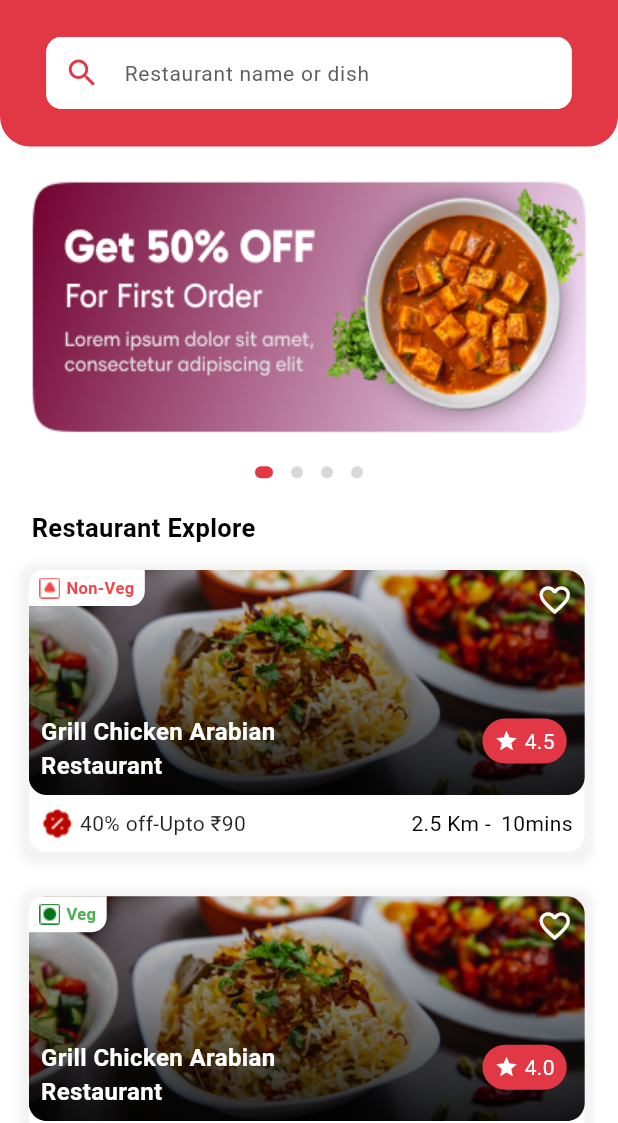
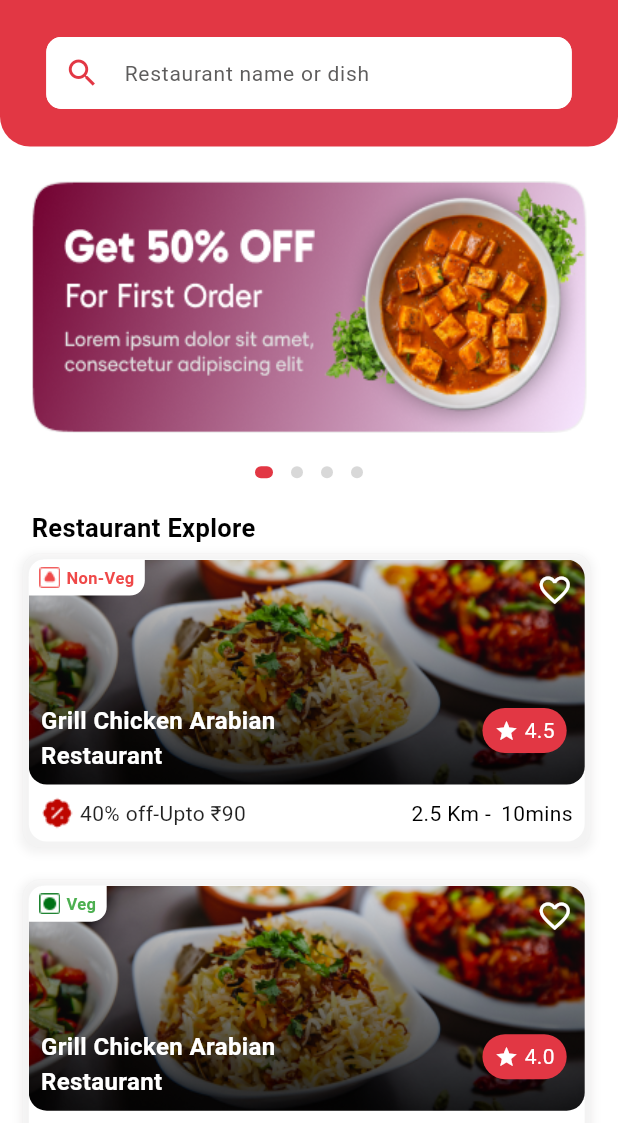
Before and after one commit to workahr/QCF_User, a Flutter app: the HomeScreen screen opened directly, on a phone screen of 412 x 824 dp, the part 113-1236 px from its top. Run offline on Flutter 3.47's test engine with Material 3 defaults, Android fonts, the light colour scheme and no system bars; drawn by our look-alikes of carousel_slider, dots_indicator; our stand-ins replace dotted_border, dotted_line, dropdown_search, flutter_spinkit, flutter_svg, get and 2 more; accounts and stored records are empty.

Commit message:
size issue

```diff
--- a/lib/pages/HomeScreen/home_screen.dart
+++ b/lib/pages/HomeScreen/home_screen.dart
@@ -258,7 +258,7 @@ class _HomeScreenState extends State<HomeScreen> {
                     ),
                   ),
                   Padding(
-                    padding: const EdgeInsets.fromLTRB(21, 0, 0, 12),
+                    padding: const EdgeInsets.fromLTRB(21, 0, 0, 5),
                     child: HeadingWidget(
                       title: "Restaurant Explore",
                       fontSize: 17.0,
```
